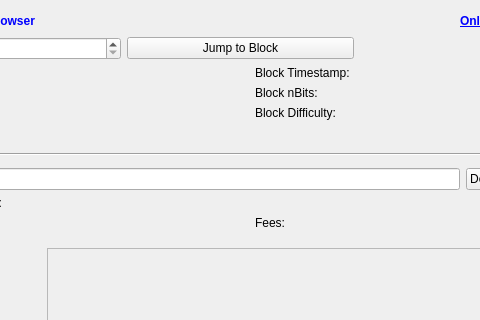
Qt form src/qt/forms/blockbrowser.ui (digitalmoneybits2/dmb-old) before a commit; both pictures show x 99 to 579 and y 0 to 320 of the 700 by 527 pixel window.
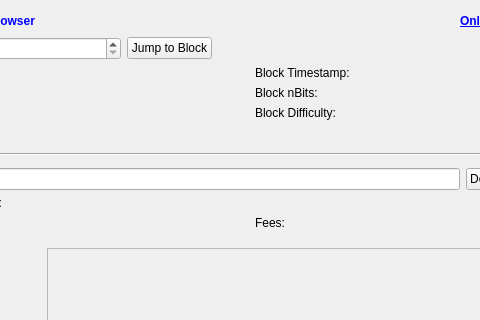
The same form after that commit.

Patch:
```diff
--- a/src/qt/forms/blockbrowser.ui
+++ b/src/qt/forms/blockbrowser.ui
@@ -126,7 +126,7 @@
         <item>
          <widget class="QPushButton" name="blockButton">
           <property name="sizePolicy">
-           <sizepolicy hsizetype="Expanding" vsizetype="Fixed">
+           <sizepolicy hsizetype="Preferred" vsizetype="Fixed">
             <horstretch>0</horstretch>
             <verstretch>0</verstretch>
            </sizepolicy>
```
